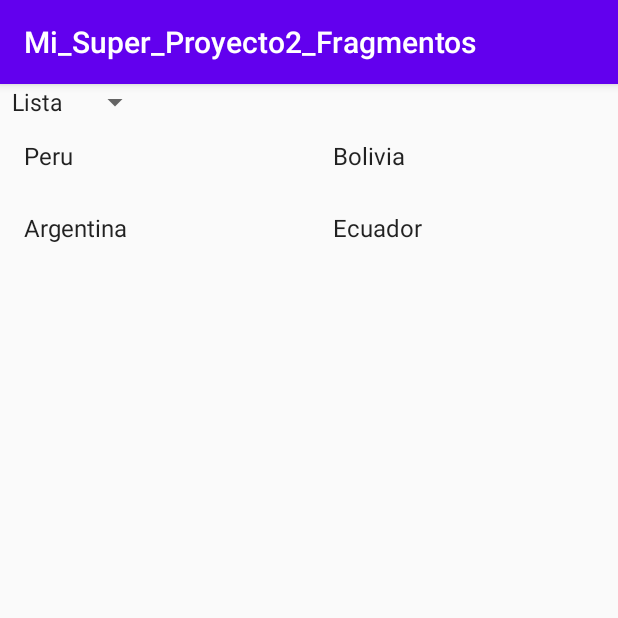
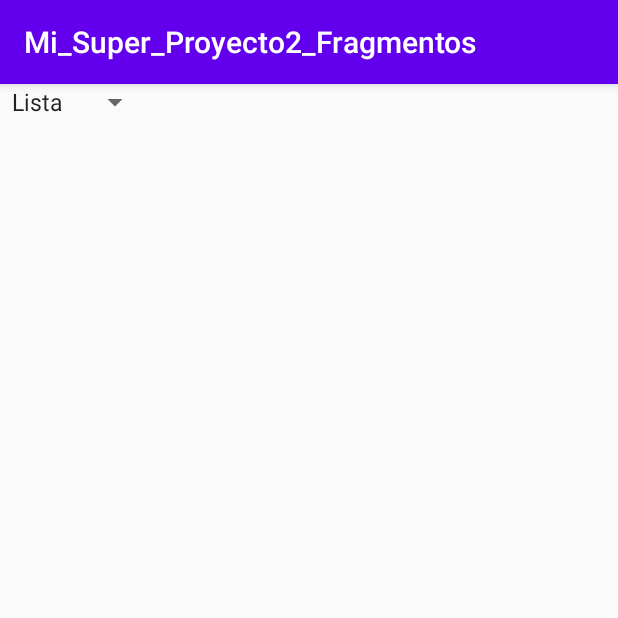
Before and after one commit to WCNosliwsys/Mi_Super_Proyecto2_Fragmentos, an Android app: the screen it shows after launch (MainActivity), on a phone screen of 412 x 824 dp, the top half of it. Run offline under Robolectric (Android 15) with nearby library versions, the phone set to English and light mode, and no system bars.

```diff
--- a/app/src/main/java/com/ditec/mi_super_proyecto2_fragmentos/MainActivity.java
+++ b/app/src/main/java/com/ditec/mi_super_proyecto2_fragmentos/MainActivity.java
@@ -3,12 +3,29 @@ package com.ditec.mi_super_proyecto2_fragmentos;
 import androidx.appcompat.app.AppCompatActivity;
 
 import android.os.Bundle;
+import android.view.View;
+import android.widget.AdapterView;
+import android.widget.Spinner;
+import android.widget.Toast;
 
 public class MainActivity extends AppCompatActivity {
 
+    Spinner mispinner;
     @Override
     protected void onCreate(Bundle savedInstanceState) {
         super.onCreate(savedInstanceState);
         setContentView(R.layout.activity_main);
+        mispinner = findViewById(R.id.mispinner);
+        mispinner.setOnItemSelectedListener(new AdapterView.OnItemSelectedListener() {
+            @Override
+            public void onItemSelected(AdapterView<?> adapterView, View view, int i, long l) {
+                Toast.makeText(MainActivity.this,(String)mispinner.getSelectedItem() , Toast.LENGTH_SHORT).show();
+            }
+
+            @Override
+            public void onNothingSelected(AdapterView<?> adapterView) {
+
+            }
+        });
     }
 }
--- a/app/src/main/res/layout/activity_main.xml
+++ b/app/src/main/res/layout/activity_main.xml
@@ -7,12 +7,18 @@
     android:orientation="vertical"
     tools:context=".MainActivity">
     <Spinner
+        android:id="@+id/mispinner"
         android:entries="@array/tipo"
         android:layout_width="wrap_content"
         android:layout_height="wrap_content" />
-    <fragment
+   <!-- <fragment
         android:layout_width="match_parent"
         android:layout_height="match_parent"
         android:id="@+id/mifragment"
         android:name="com.ditec.mi_super_proyecto2_fragmentos.GridFragmento"/>
+-->
+    <FrameLayout
+        android:id="@+id/fragmento"
+        android:layout_width="match_parent"
+        android:layout_height="match_parent" />
 </LinearLayout>
```
